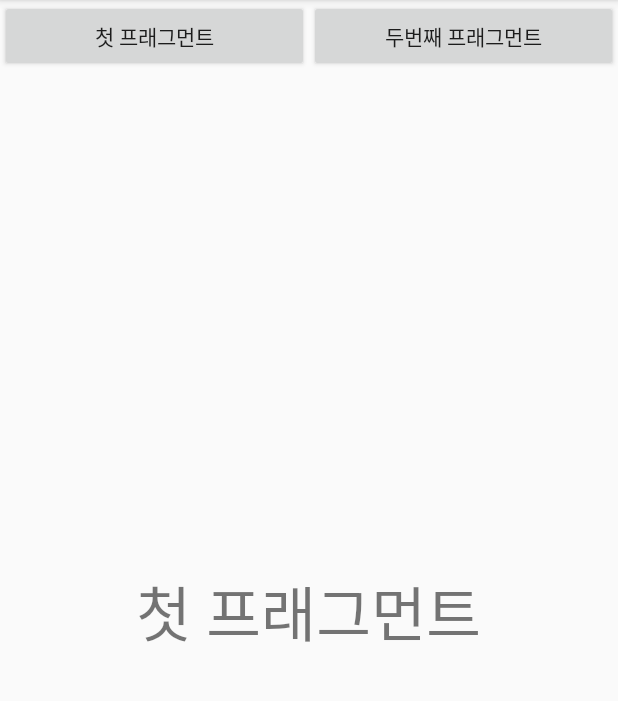
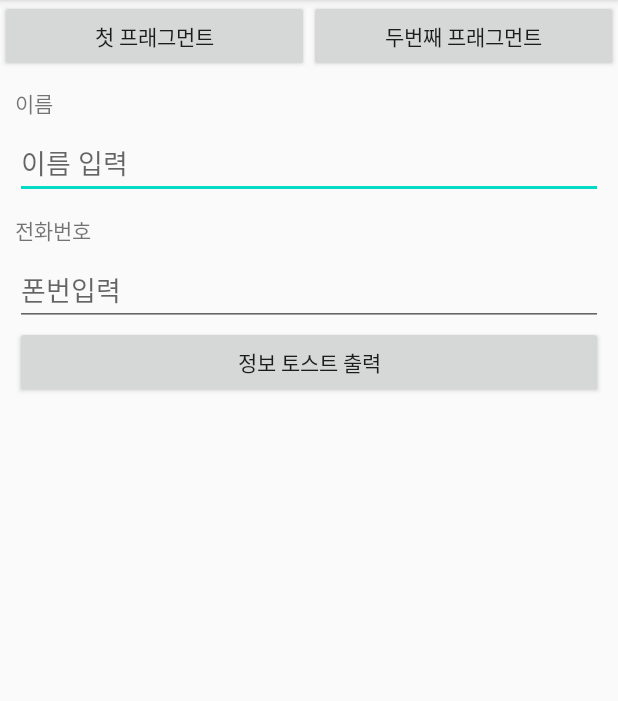
Before and after one commit to alonso14ss/20200319_01_Fragment01, an Android app: the screen it shows after launch (MainActivity), on a phone screen of 412 x 824 dp, the part 84-785 px from its top. Run offline under Robolectric (Android 15) with nearby library versions, the phone set to English and light mode, and no system bars; our stand-ins replace data binding.

Commit message:
첫 프래그먼트 화면 수정  - 정보 입력 / 버튼 클릭 기능 만들예정

```diff
--- a/app/src/main/res/layout/fragment_first.xml
+++ b/app/src/main/res/layout/fragment_first.xml
@@ -3,12 +3,40 @@
     android:layout_width="match_parent"
     android:layout_height="match_parent"
     android:orientation="vertical"
-    android:gravity="center">
+    android:padding="10dp">
 
     <TextView
         android:layout_width="wrap_content"
         android:layout_height="wrap_content"
-        android:text="첫 프래그먼트"
-        android:textSize="40sp"/>
+        android:text="이름"/>
+
+    <EditText
+        android:id="@+id/nameEdt"
+        android:layout_marginTop="5dp"
+        android:layout_width="match_parent"
+        android:layout_height="wrap_content"
+        android:singleLine="true"
+        android:hint="이름 입력"/>
+
+    <TextView
+        android:layout_width="wrap_content"
+        android:layout_height="wrap_content"
+        android:layout_marginTop="10dp"
+        android:text="전화번호"/>
+
+    <EditText
+        android:id="@+id/phoneEdt"
+        android:layout_marginTop="5dp"
+        android:layout_width="match_parent"
+        android:layout_height="wrap_content"
+        android:inputType="phone"
+        android:hint="폰번입력"/>
+
+    <Button
+        android:id="@+id/infoToastBtn"
+        android:layout_width="match_parent"
+        android:layout_height="wrap_content"
+        android:text="정보 토스트 출력"/>
+
 
 </LinearLayout>
```
